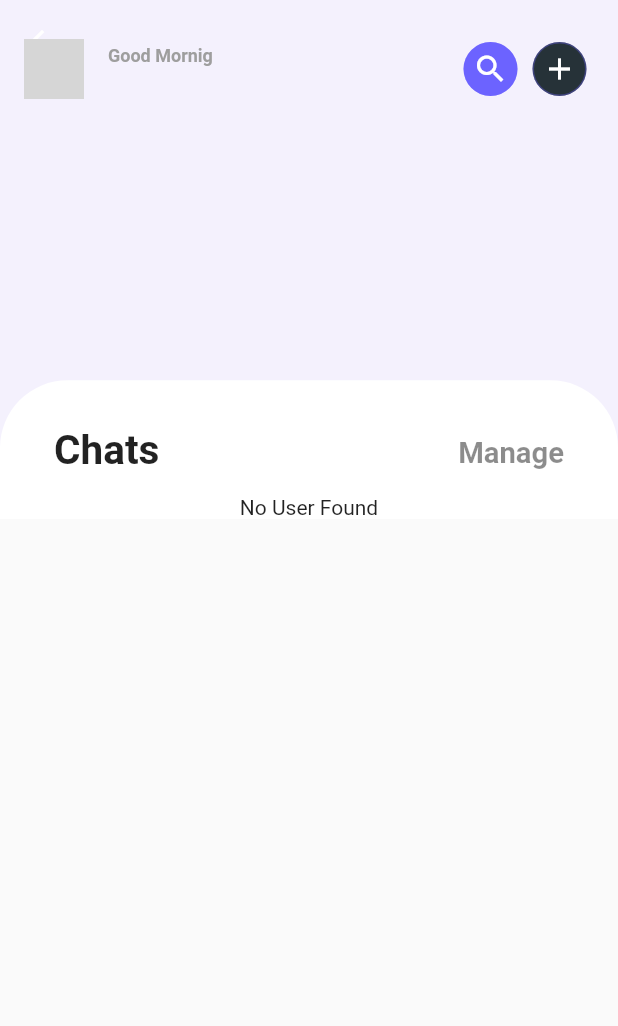
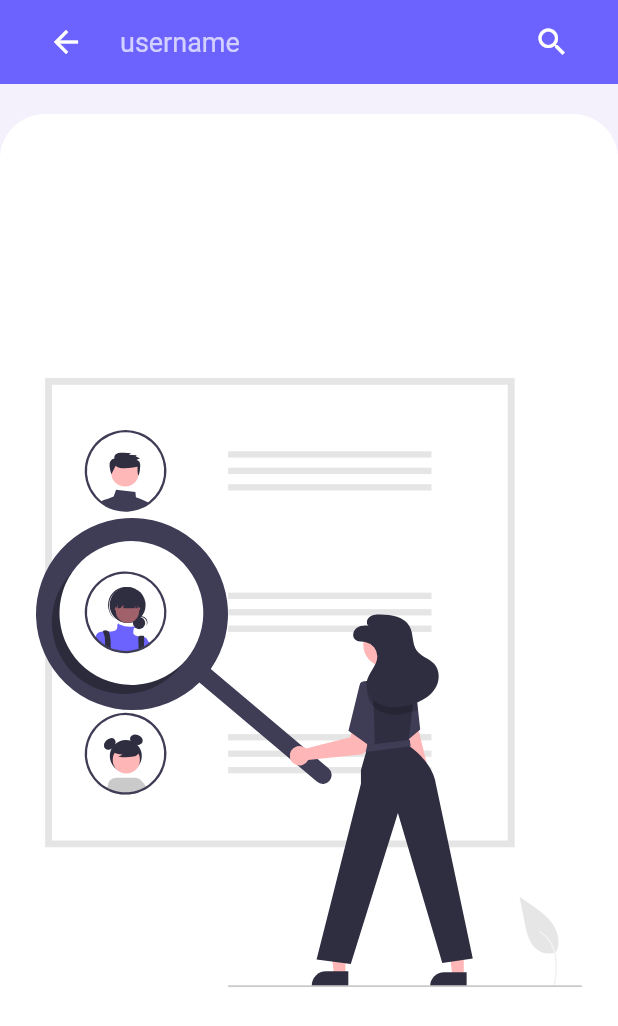
Before and after one commit to moradiyajay/chat_app, a Flutter app: the ChatsScreen screen opened by its route, after a tap on the "search" icon, on a phone screen of 412 x 824 dp. Shown: the top 1026 px of the screen. Run offline on Flutter 3.47's test engine with Material 2 defaults, Android fonts, the phone set to English and light mode, and no system bars; our stand-ins replace cloud_firestore, file_picker, firebase_auth, firebase_core, firebase_messaging, firebase_storage and 5 more; accounts and stored records are empty; network calls fail; statements that could not run were skipped; grey boxes are pictures that could not be loaded.

Commit message:
added search screen

```diff
--- a/lib/main.dart
+++ b/lib/main.dart
@@ -1,4 +1,5 @@
 // ignore_for_file: prefer_const_constructors
+import 'package:chat_app/screens/search_screen.dart';
 import 'package:firebase_auth/firebase_auth.dart';
 import 'package:firebase_messaging/firebase_messaging.dart';
 import 'package:flutter/material.dart';
@@ -163,6 +164,7 @@ class _MyAppState extends State<MyApp> {
             ),
         ChatsScreen.routeName: (ctx) => ChatsScreen(),
         AuthScreen.routeName: (ctx) => AuthScreen(),
+        SearchScreen.routeName: (ctx) => SearchScreen(),
       },
     );
   }
--- a/lib/screens/auth_screen.dart
+++ b/lib/screens/auth_screen.dart
@@ -1,5 +1,6 @@
 import 'package:chat_app/components/or_divider.dart';
 import 'package:chat_app/components/social_icon.dart';
+import 'package:chat_app/screens/home_screen.dart';
 import 'package:flutter/animation.dart';
 import 'package:flutter/cupertino.dart';
 import 'package:flutter/material.dart';
@@ -96,7 +97,7 @@ class _AuthScreenState extends State<AuthScreen>
     Navigator.pushAndRemoveUntil(
       context,
       PageRouteBuilder(
-        pageBuilder: (ctx, _, __) => const ChatsScreen(),
+        pageBuilder: (ctx, _, __) => const HomeScreen(),
       ),
       (route) => false,
     );
--- a/lib/screens/chat_room_screen.dart
+++ b/lib/screens/chat_room_screen.dart
@@ -5,6 +5,7 @@ import 'package:cloud_firestore/cloud_firestore.dart';
 import 'package:firebase_storage/firebase_storage.dart';
 import 'package:flutter/cupertino.dart';
 import 'package:flutter/material.dart';
+import 'package:flutter_svg/flutter_svg.dart';
 import 'package:geolocator/geolocator.dart';
 import 'package:image_picker/image_picker.dart';
 import 'package:file_picker/file_picker.dart';
--- a/lib/screens/chats_screen.dart
+++ b/lib/screens/chats_screen.dart
@@ -3,6 +3,7 @@
 import 'dart:ui';
 
 import 'package:chat_app/components/round_icon.dart';
+import 'package:chat_app/screens/search_screen.dart';
 import 'package:chat_app/screens/story_screen.dart';
 import 'package:cloud_firestore/cloud_firestore.dart';
 import 'package:firebase_auth/firebase_auth.dart';
@@ -30,7 +31,6 @@ class ChatsScreen extends StatefulWidget {
 class _ChatsScreenState extends State<ChatsScreen> {
   late User? _user;
 
-  late Stream<QuerySnapshot> userStream;
   late Stream<QuerySnapshot> storyStream;
   late Stream<QuerySnapshot> chatRoomStream;
   String myUid = '';
@@ -38,15 +38,6 @@ class _ChatsScreenState extends State<ChatsScreen> {
   bool isSearchOn = false;
   bool isSearching = false;
   TextEditingController searchController = TextEditingController();
-
-  void onSearchBtnClick(String username) async {
-    // ! update
-    if (username == 'myUsername') return;
-    setState(() {
-      isSearching = true;
-    });
-    userStream = await DataBase().getUserByUserName(username);
-  }
 
   void listTileClick({
     required String chatWithUid,
@@ -69,7 +60,6 @@ class _ChatsScreenState extends State<ChatsScreen> {
   initializeStreams() async {
     DataBase db = DataBase();
     chatRoomStream = db.getChatRooms();
-    userStream = db.getUserByUserName(myUid);
     storyStream = db.getUsers();
     setState(() {});
   }
@@ -160,39 +150,6 @@ class _ChatsScreenState extends State<ChatsScreen> {
                     ],
                   )
             : const Center(child: CircularProgressIndicator());
-      },
-    );
-  }
-
-  Widget searchUserList() {
-    return StreamBuilder<QuerySnapshot>(
-      stream: userStream,
-      builder: (context, AsyncSnapshot<QuerySnapshot> snapshot) {
-        if (snapshot.connectionState == ConnectionState.waiting) {
-          return const Center(child: CircularProgressIndicator());
-        }
-        return snapshot.hasData
-            ? snapshot.data!.docs.isEmpty
-                ? Center(child: Text('No User Found'))
-                : ListView.builder(
-                    shrinkWrap: true,
-                    // reverse: true,
-                    itemBuilder: (context, index) {
-                      DocumentSnapshot ds = snapshot.data!.docs[index];
-                      return SearchListTile(
-                        profileUrl: ds["profileURL"],
-                        name: ds["displayName"],
-                        email: ds["email"],
-                        chatWithUsername: ds["username"],
-                        chatWithUid: ds["userID"],
-                        onClick: listTileClick,
-                      );
-                    },
-                    itemCount: snapshot.data!.docs.length,
-                  )
-            : const Center(
-                child: CircularProgressIndicator(),
-              );
       },
     );
   }
@@ -323,16 +280,32 @@ class _ChatsScreenState extends State<ChatsScreen> {
                         mainAxisSize: MainAxisSize.min,
                         mainAxisAlignment: MainAxisAlignment.start,
                         children: [
-                          RoundIconButton(
+                          Hero(
+                            tag: "searchIcon",
+                            child: RoundIconButton(
                               icon: Icons.search,
-                            onClick: () async {
-                              userStream =
-                                  DataBase().getUserByUserName('jaymoradiya18');
+                              onClick: () {
+                                Navigator.of(context).push(
+                                  PageRouteBuilder(
+                                      pageBuilder: (context, _, __) {
+                                    return SearchScreen();
+                                  }, transitionsBuilder: (context,
+                                          Animation<double> animation,
+                                          _,
+                                          child) {
+                                    return FadeTransition(
+                                      opacity: animation,
+                                      child: child,
+                                    );
+                                  }),
+                                );
+
                                 setState(() {
                                   isSearchOn = !isSearchOn;
                                 });
                               }, //!
                               backgroundColor: Theme.of(context).primaryColor,
+                            ),
                           ),
                           RoundIconButton(
                             icon: Icons.add,
@@ -354,9 +327,10 @@ class _ChatsScreenState extends State<ChatsScreen> {
                   Container(
                     padding: const EdgeInsets.symmetric(horizontal: 18),
                     color: Colors.white,
-                    child: isSearchOn ? searchUserList() : getChatRoomsList(),
+                    child: getChatRoomsList(),
                   ),
                   Container(
+                    color: Colors.white,
                     height: 500,
                   ),
                 ],
--- a/lib/screens/home_screen.dart
+++ b/lib/screens/home_screen.dart
@@ -23,6 +23,7 @@ class _HomeScreenState extends State<HomeScreen> {
     super.initState();
     () async {
       String? token = await FirebaseMessaging.instance.getToken();
+      await FirebaseMessaging.instance.subscribeToTopic("story");
       await DataBase().setDeviceId(token ?? "");
     }();
   }
--- /dev/null
+++ b/lib/screens/search_screen.dart
@@ -0,0 +1,150 @@
+import 'package:chat_app/helpers/database_service.dart';
+import 'package:chat_app/screens/chat_room_screen.dart';
+import 'package:chat_app/widgets/rectangle_search_field.dart';
+import 'package:chat_app/widgets/search_list_tile.dart';
+import 'package:cloud_firestore/cloud_firestore.dart';
+import 'package:firebase_auth/firebase_auth.dart';
+import 'package:flutter/cupertino.dart';
+import 'package:flutter/material.dart';
+import 'package:flutter_svg/flutter_svg.dart';
+
+class SearchScreen extends StatefulWidget {
+  static String routeName = '/search';
+
+  SearchScreen({Key? key}) : super(key: key);
+
+  @override
+  State<SearchScreen> createState() => _SearchScreenState();
+}
+
+class _SearchScreenState extends State<SearchScreen> {
+  final TextEditingController _controller = TextEditingController();
+  late Stream<QuerySnapshot> userStream;
+  late String myUid;
+  bool isSearching = false;
+
+  @override
+  void initState() {
+    super.initState();
+    myUid = FirebaseAuth.instance.currentUser!.uid;
+  }
+
+  void onSearchBtnClick(String username) async {
+    // ! update
+    if (username == 'myUsername') return;
+    setState(() {
+      isSearching = true;
+    });
+    userStream = DataBase().getUserByUserName(username);
+  }
+
+  void listTileClick({
+    required String chatWithUid,
+    required String chatWithUsername,
+    required String profileUrl,
+  }) {
+    Navigator.push(
+      context,
+      PageRouteBuilder(
+        pageBuilder: (context, _, __) => ChatRoomScreen(
+          chatWithUsername: chatWithUsername,
+          chatWithUid: chatWithUid,
+          myUid: myUid,
+          profileUrl: profileUrl,
+        ),
+      ),
+    );
+  }
+
+  Widget searchUserList() {
+    return StreamBuilder<QuerySnapshot>(
+      stream: userStream,
+      builder: (context, AsyncSnapshot<QuerySnapshot> snapshot) {
+        if (snapshot.connectionState == ConnectionState.waiting) {
+          return const Center(child: CircularProgressIndicator());
+        }
+        return snapshot.hasData
+            ? snapshot.data!.docs.isEmpty
+                ? Center(child: Text('No User Found'))
+                : ListView.builder(
+                    shrinkWrap: true,
+                    // reverse: true,
+                    itemBuilder: (context, index) {
+                      DocumentSnapshot ds = snapshot.data!.docs[index];
+                      return SearchListTile(
+                        profileUrl: ds["profileURL"],
+                        name: ds["displayName"],
+                        email: ds["email"],
+                        chatWithUsername: ds["username"],
+                        chatWithUid: ds["userID"],
+                        onClick: listTileClick,
+                      );
+                    },
+                    itemCount: snapshot.data!.docs.length,
+                  )
+            : const Center(
+                child: CircularProgressIndicator(),
+              );
+      },
+    );
+  }
+
+  @override
+  Widget build(BuildContext context) {
+    Size size = MediaQuery.of(context).size;
+    return Scaffold(
+      backgroundColor: Theme.of(context).colorScheme.background,
+      appBar: AppBar(
+        elevation: 0,
+        automaticallyImplyLeading: false,
+        title: RectangleSearchField(
+          onSearchBtnClick: onSearchBtnClick,
+          searchController: _controller,
+          onBackBtnClick: () {
+            Navigator.pop(context);
+          },
+        ),
+      ),
+      body: Hero(
+        tag: "results",
+        child: Container(
+          height: double.infinity,
+          width: double.infinity,
+          alignment: Alignment.center,
+          decoration: const BoxDecoration(
+            color: Colors.white,
+            borderRadius: BorderRadius.vertical(
+              top: Radius.circular(30),
+            ),
+          ),
+          margin: const EdgeInsets.only(top: 20),
+          padding:
+              const EdgeInsets.only(left: 24, right: 24, top: 20, bottom: 10),
+          child: Column(
+            crossAxisAlignment: CrossAxisAlignment.stretch,
+            mainAxisSize: MainAxisSize.max,
+            children: [
+              if (isSearching)
+                const Text(
+                  'Results',
+                  style: TextStyle(
+                    fontSize: 18,
+                    fontWeight: FontWeight.bold,
+                  ),
+                  textAlign: TextAlign.left,
+                ),
+              !isSearching
+                  ? Expanded(
+                      child: SvgPicture.asset(
+                        'images/people_search.svg',
+                        width: size.width * 0.6,
+                      ),
+                    )
+                  : searchUserList(),
+            ],
+          ),
+        ),
+      ),
+    );
+  }
+}
--- a/lib/widgets/rectangle_search_field.dart
+++ b/lib/widgets/rectangle_search_field.dart
@@ -1,7 +1,7 @@
 import 'package:chat_app/components/text_field_container.dart';
 import 'package:flutter/material.dart';
 
-class RectangleSearchField extends StatelessWidget {
+class RectangleSearchField extends StatefulWidget {
   final Function onSearchBtnClick;
   final Function onBackBtnClick;
   // final bool isSearching;
@@ -16,6 +16,11 @@ class RectangleSearchField extends StatelessWidget {
   }) : super(key: key);
 
   @override
+  State<RectangleSearchField> createState() => _RectangleSearchFieldState();
+}
+
+class _RectangleSearchFieldState extends State<RectangleSearchField> {
+  @override
   Widget build(BuildContext context) {
     return TextFieldContiner(
       primaryColor: Theme.of(context).primaryColor,
@@ -24,17 +29,20 @@ class RectangleSearchField extends StatelessWidget {
         mainAxisAlignment: MainAxisAlignment.spaceAround,
         children: [
           IconButton(
+            splashColor: Colors.transparent,
+            highlightColor: Colors.transparent,
+            hoverColor: Colors.transparent,
             icon: const Icon(Icons.arrow_back),
             padding: EdgeInsets.zero,
             alignment: Alignment.centerLeft,
             color: Colors.white,
-            onPressed: () => onBackBtnClick(),
+            onPressed: () => widget.onBackBtnClick(),
           ),
           Expanded(
             child: TextField(
               cursorColor: Colors.white,
-              controller: searchController,
-              onSubmitted: (value) => onSearchBtnClick(value),
+              controller: widget.searchController,
+              onSubmitted: (value) => widget.onSearchBtnClick(value),
               textInputAction: TextInputAction.done,
               decoration: const InputDecoration(
                 fillColor: Colors.white,
@@ -53,7 +61,8 @@ class RectangleSearchField extends StatelessWidget {
             alignment: Alignment.centerRight,
             icon: const Icon(Icons.search),
             color: Colors.white,
-            onPressed: () => onSearchBtnClick(searchController.text),
+            onPressed: () =>
+                widget.onSearchBtnClick(widget.searchController.text),
           )
         ],
       ),
```
Also changed, not shown: images/people_search.svg (added), 1 other file. Lines whose indentation alone changed are shown as unchanged.
